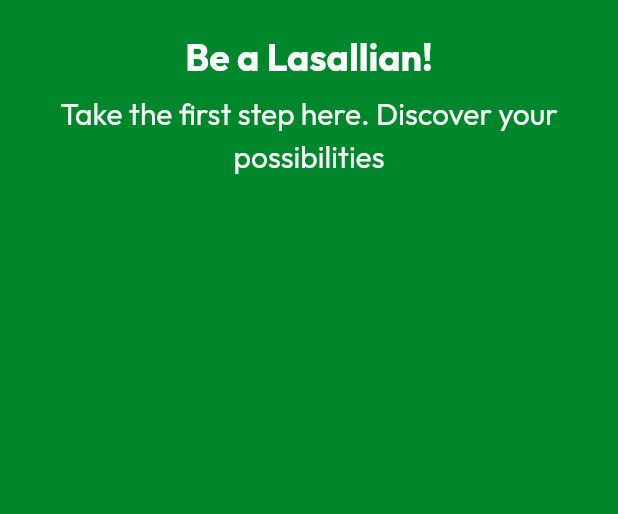
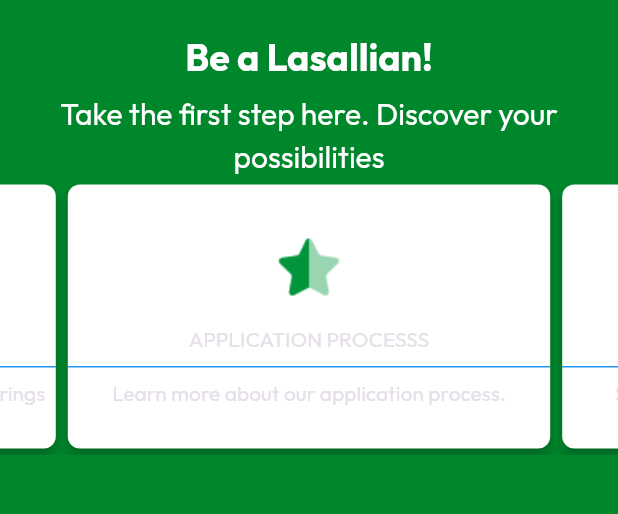
Before and after one commit to creekygreen/dlsl_info_app, a Flutter app: the screen it shows after launch, on a phone screen of 412 x 824 dp, the part 84-598 px from its top. Run offline on Flutter 3.47's test engine with Material 3 defaults, Android fonts, the phone set to English and light mode, and no system bars; drawn by our look-alikes of carousel_slider; our stand-ins replace google_fonts.

Commit message:
added scaffholding (WIP)

```diff
--- a/lib/pages/home.dart
+++ b/lib/pages/home.dart
@@ -1,4 +1,5 @@
 import 'package:flutter/material.dart';
+import 'package:carousel_slider/carousel_slider.dart';
 
 class HomePage extends StatelessWidget {
   const HomePage({super.key});
@@ -6,42 +7,12 @@ class HomePage extends StatelessWidget {
   @override
   Widget build(BuildContext context) {
     return Scaffold(
-      appBar: AppBar(
-        backgroundColor: const Color(0xFF00872C),
-        automaticallyImplyLeading: false,
-        leading: InkWell(
-          splashColor: Colors.transparent,
-          focusColor: Colors.transparent,
-          hoverColor: Colors.transparent,
-          highlightColor: Colors.transparent,
-          onTap: () async {
-            // context.pushNamed('HomePage');
-          },
-          child: ClipRRect(
-            borderRadius: BorderRadius.circular(8),
-            child: Image.asset(
-              'lib/assets/images/logo.png',
-              width: 300,
-              height: 200,
-              fit: BoxFit.contain,
-              ),
-          ),
-  ),
-  title: const Text(
-    'Homepage',
-    style: TextStyle(
-          color: Colors.white,
-          fontSize: 22,
-          letterSpacing: 0,
-        ),
-  ),
-  actions: const [],
-  centerTitle: true,
-  elevation: 2,
-      ),
+      appBar: appBar(),
       body: SafeArea(
         top: true,
+
         child: SingleChildScrollView(
+
           child: Column(
             mainAxisSize: MainAxisSize.max,
             children: [
@@ -49,17 +20,18 @@ class HomePage extends StatelessWidget {
                 width: MediaQuery.sizeOf(context).width,
                 height: 352,
                 decoration: const BoxDecoration(
-                  color: Color(0xFF00872C),
+                  color: Color(0xFF00872C)
                 ),
-                child: const Column(
+
+                child: Column(
                   mainAxisSize: MainAxisSize.max,
                   children: [
-                    Padding(
+                    const Padding(
                       padding: EdgeInsetsDirectional.fromSTEB(0, 20, 0, 5),
                       child: Text(
                         'Be a Lasallian!',
                         style: TextStyle(
-                          color: Color(0xFFFBFBFB),
+                          color: Colors.white,
                           fontSize: 25,
                           letterSpacing: 0,
                           fontWeight: FontWeight.bold,
@@ -67,16 +39,89 @@ class HomePage extends StatelessWidget {
                       )
                     ),
 
-                    Text(
+                    const Text(
                       'Take the first step here. Discover your possibilities',
                       textAlign: TextAlign.center,
                       style: TextStyle(
-                        color: Color(0xFFF6F6F6),
+                        color: Colors.white,
                         fontSize: 20,
                         letterSpacing: 0,
                       )
                     ),
-                    //cosdaddasdadsasddads
+
+                    SizedBox(
+                      width: double.infinity,
+                      height: 184,
+                      child: CarouselSlider(
+                        items: [
+                          InkWell(
+                            splashColor: Colors.transparent,
+                            focusColor: Colors.transparent,
+                            hoverColor: Colors.transparent,
+                            highlightColor: Colors.transparent,
+                            onTap: () async {
+                              //context.pushNamed('Courses');
+                            },
+
+                            child: carouselCard(
+                              'lib/assets/images/appli.png',
+                              'APPLICATION PROCESSS',
+                              'Learn more about our application process.'
+                            )
+                          ),
+
+                          InkWell(
+                            splashColor: Colors.transparent,
+                            focusColor: Colors.transparent,
+                            hoverColor: Colors.transparent,
+                            highlightColor: Colors.transparent,
+                            onTap: () async {
+                              // Navigator.of(context).pushNamed('Courses');
+                            },
+
+                            child: carouselCard(
+                              'lib/assets/images/req.png',
+                              'REQUIREMENTS',
+                              'See DLSL application requirements here.'
+                            )
+                          ),
+
+                          InkWell(
+                            splashColor: Colors.transparent,
+                            focusColor: Colors.transparent,
+                            hoverColor: Colors.transparent,
+                            highlightColor: Colors.transparent,
+                            onTap: () async {
+                              Navigator.of(context).pushNamed('Paymentfaci');
+                            },
+
+                            child: carouselCard(
+                              'lib/assets/images/pay.png',
+                              'PAYMENT FACILITIES',
+                              'Discover conventient ways to pay.'
+                            )
+                          ),
+
+                          InkWell(
+                            splashColor: Colors.transparent,
+                            focusColor: Colors.transparent,
+                            hoverColor: Colors.transparent,
+                            highlightColor: Colors.transparent,
+                            onTap: () async {
+                              Navigator.of(context).pushNamed('Courses');
+                            },
+
+                             child: carouselCard(
+                              'lib/assets/images/pay.png',
+                              'OUR PROGRAMS',
+                              'Ignite your passion through our program offerings'
+                            )
+                          ),
+
+                        ],
+                      )
+
+                    )
 
                   ],
                 )
@@ -88,8 +133,91 @@ class HomePage extends StatelessWidget {
         )
       )
 
+    );
+  }
 
+  Card carouselCard(String imgAsset, String title, String subtitle) {
+    return Card(
+      clipBehavior: Clip.antiAliasWithSaveLayer,
+      color: Colors.white,
+      elevation: 4,
+      shape: RoundedRectangleBorder(borderRadius: BorderRadius.circular(8)),
+
+      child: Column(
+        mainAxisSize: MainAxisSize.max,
+        mainAxisAlignment: MainAxisAlignment.center,
+        children: [
+          Padding(
+            padding: const EdgeInsetsDirectional.fromSTEB( 0, 0, 0, 10),
+            child: ClipRRect(
+              borderRadius: BorderRadius.circular(8),
+              child: Image.asset(
+                imgAsset,
+                width: 47,
+                height: 57,
+                fit: BoxFit.none,
+              )
+            )
+          ),
+
+          Text(
+            title,
+            style: const TextStyle(
+              letterSpacing: 0,
+            )
+          ),
+
+          const Divider(
+            color: Colors.blue,
+            thickness: 1,
+          ),
+
+          Text(
+            subtitle,
+            textAlign: TextAlign.center,
+            style: const TextStyle(
+              letterSpacing: 0,
+            )
+          )
+        ],
+      ),
 
     );
   }
+
+  AppBar appBar() {
+    return AppBar(
+      backgroundColor: const Color(0xFF00872C),
+      automaticallyImplyLeading: false,
+      leading: InkWell(
+        splashColor: Colors.transparent,
+        focusColor: Colors.transparent,
+        hoverColor: Colors.transparent,
+        highlightColor: Colors.transparent,
+        onTap: () async {
+          // context.pushNamed('HomePage');
+        },
+        child: ClipRRect(
+          borderRadius: BorderRadius.circular(8),
+          child: Image.asset(
+            'lib/assets/images/logo.png',
+            width: 300,
+            height: 200,
+            fit: BoxFit.contain,
+            ),
+        ),
+),
+title: const Text(
+  'Homepage',
+  style: TextStyle(
+        color: Colors.white,
+        fontSize: 22,
+        letterSpacing: 0,
+      ),
+),
+actions: const [],
+centerTitle: true,
+elevation: 2,
+    );
+  }
 }
--- a/pubspec.yaml
+++ b/pubspec.yaml
@@ -36,6 +36,7 @@ dependencies:
   # Use with the CupertinoIcons class for iOS style icons.
   cupertino_icons: ^1.0.6
   google_fonts: ^6.2.1
+  carousel_slider: ^4.2.1
 
 dev_dependencies:
   flutter_test:
@@ -46,7 +47,7 @@ dev_dependencies:
   # activated in the `analysis_options.yaml` file located at the root of your
   # package. See that file for information about deactivating specific lint
   # rules and activating additional ones.
-  flutter_lints: ^3.0.0
+  flutter_lints: ^4.0.0
 
 # For information on the generic Dart part of this file, see the
 # following page: https://dart.dev/tools/pub/pubspec
```
Also changed, not shown: lib/pages/courses.dart (added), lib/pages/event1.dart (added), lib/pages/event2.dart (added), lib/pages/payment_facilities.dart (added), pubspec.lock.
